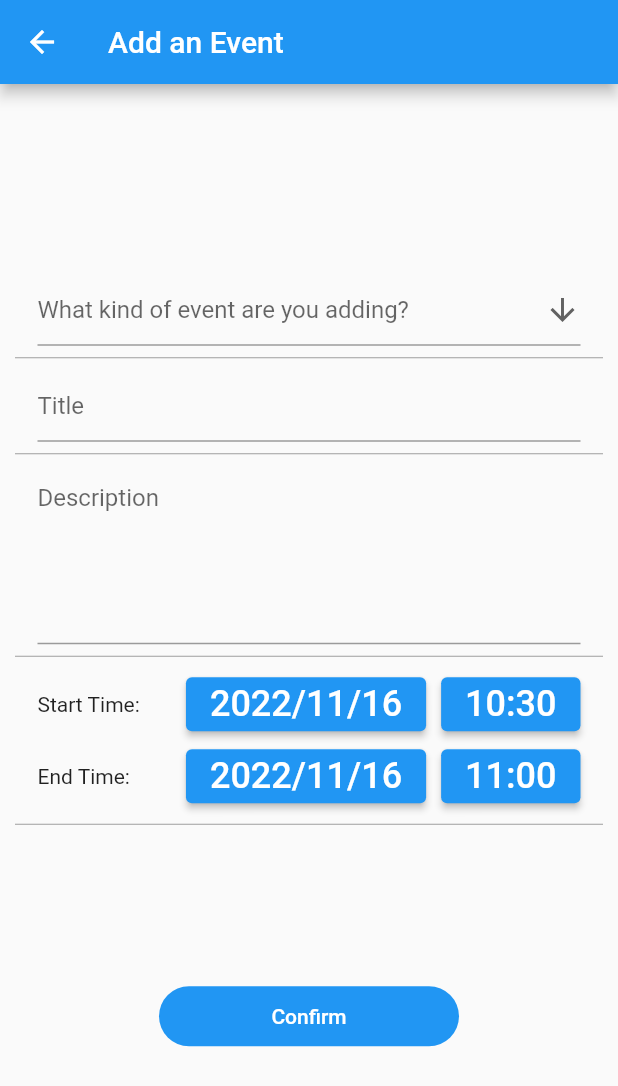
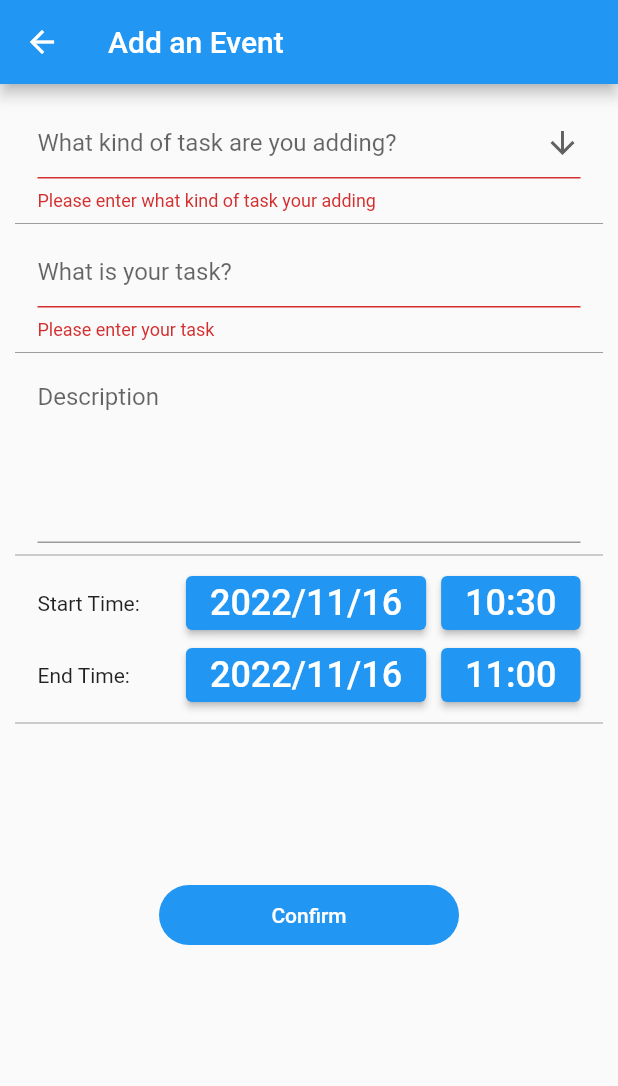
Before and after one commit to hwin1276/CS4901-Time-Complexity, a Flutter app: the CreateEvent screen opened directly, after a tap on "Confirm", on a phone screen of 412 x 824 dp. Shown: the top 1086 px of the screen. Run offline on Flutter 3.47's test engine with Material 2 defaults, Android fonts, the phone set to English and light mode, and no system bars; our stand-ins replace sqflite; accounts and stored records are empty.

Commit message:
Added form validation to create event page

```diff
--- a/BabyTracker/baby_tracker/lib/createevent.dart
+++ b/BabyTracker/baby_tracker/lib/createevent.dart
@@ -11,7 +11,12 @@ class CreateEvent extends StatefulWidget {
 class _CreateEventState extends State<CreateEvent> {
   DateTime startDateTime = DateTime.now();
   DateTime endDateTime = DateTime.now();
+  final titleController = TextEditingController();
+  final descriptionController = TextEditingController();
+  final formKey = GlobalKey<FormState>();
   String? dropdownValue;
+  int? eventtype;
+
 
   @override
   Widget build(BuildContext context) {
@@ -26,8 +31,12 @@ class _CreateEventState extends State<CreateEvent> {
       appBar: AppBar(
         title: const Text('Add an Event'),
       ),
-        body: Padding(
-          padding: const EdgeInsets.symmetric(horizontal:10),
+      body: SingleChildScrollView(
+        child: Padding(
+          padding: const EdgeInsets.symmetric(horizontal:10, vertical: 15),
+          child: Form(
+            autovalidateMode: AutovalidateMode.onUserInteraction,
+            key: formKey,
             child: Column(
               mainAxisAlignment: MainAxisAlignment.center,
               crossAxisAlignment: CrossAxisAlignment.center,
@@ -37,10 +46,29 @@ class _CreateEventState extends State<CreateEvent> {
                   child: DropdownButtonFormField(
                     value: dropdownValue,
                     icon: Icon(Icons.arrow_downward),
-                  hint: Text('What kind of event are you adding?'),
+                    hint: Text('What kind of task are you adding?'),
                     onChanged: (String? newValue) {
                       setState(() {
                         dropdownValue = newValue!;
+
+                        switch(dropdownValue) {
+                          case 'Diaper Change': {
+                            eventtype = 1;
+                          }
+                          break;
+                          case 'Meal Time': {
+                            eventtype = 2;
+                          }
+                          break;
+                          case 'Sleep Time': {
+                            eventtype = 3;
+                          }
+                          break;
+                          case 'Accidents': {
+                            eventtype = 4;
+                          }
+                          break;
+                        }
                       });
                     },
                     items: <String>[
@@ -54,6 +82,14 @@ class _CreateEventState extends State<CreateEvent> {
                         child: Text(value),
                       );
                     }).toList(),
+                    validator: (value) {
+                      if (value == null) {
+                        return 'Please enter what kind of task your adding';
+                      }
+                      else {
+                        return null;
+                      }
+                    },
                   ),
                 ),
                 Divider(
@@ -61,10 +97,18 @@ class _CreateEventState extends State<CreateEvent> {
                 ),
                 Padding(
                   padding: EdgeInsets.symmetric(horizontal:15),
-                child: TextField(
+                  child: TextFormField(
                     decoration: InputDecoration(
-                    hintText: "Title",
+                      hintText: "What is your task?",
                     ),
+                    controller: titleController,
+                    validator: (value) {
+                      if (value != null && value.isEmpty) {
+                        return 'Please enter your task';
+                      } else {
+                        return null;
+                      }
+                    },
                   ),
                 ),
                 Divider(
@@ -77,6 +121,7 @@ class _CreateEventState extends State<CreateEvent> {
                         hintText: "Description"
                     ),
                     maxLines: 5,
+                    controller: descriptionController,
                   ),
                 ),
                 Divider(
@@ -211,6 +256,12 @@ class _CreateEventState extends State<CreateEvent> {
                     ),
                     child: TextButton(
                       onPressed: () {
+                        final isValidForm = formKey.currentState!.validate();
+                        if (isValidForm) {
+                          final task = titleController.text;
+                          final description = descriptionController.text;
+                          //add event to database
+                        }
                       },
                       child: const Text(
                           'Confirm',
@@ -223,8 +274,11 @@ class _CreateEventState extends State<CreateEvent> {
               ],
             ),
           ),
+        ),
+      ),
     );
   }
+
   Future<DateTime?> pickDate(dateTime) => showDatePicker (
     context: context,
     initialDate:dateTime,
```
Lines whose indentation alone changed are shown as unchanged.
